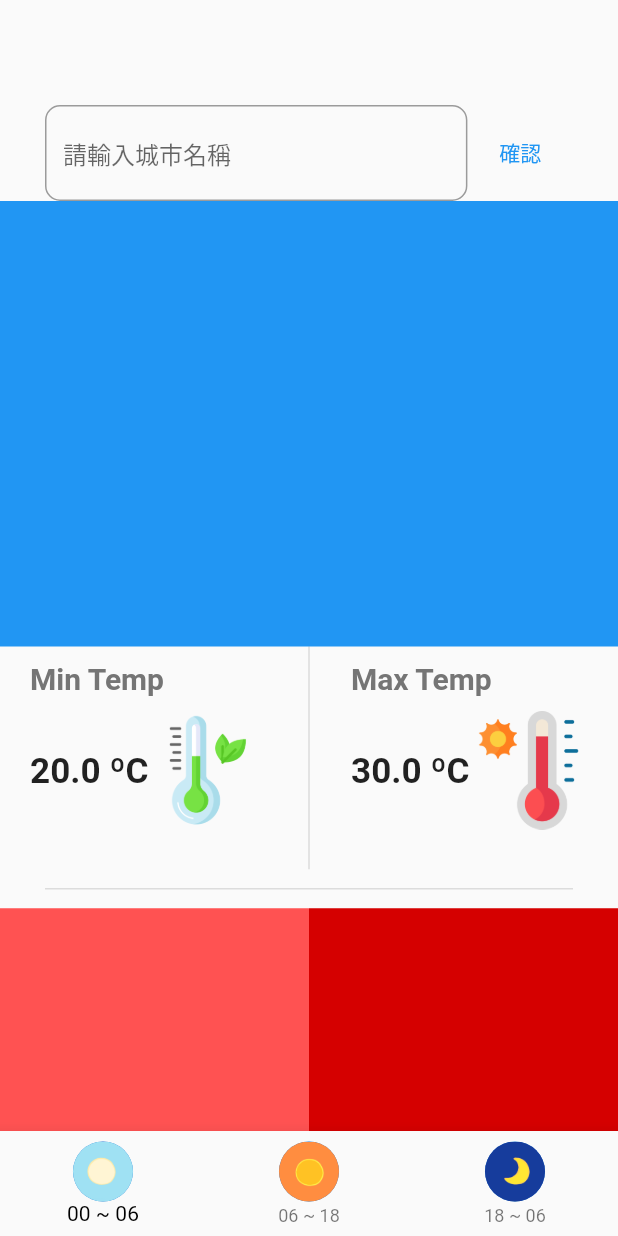
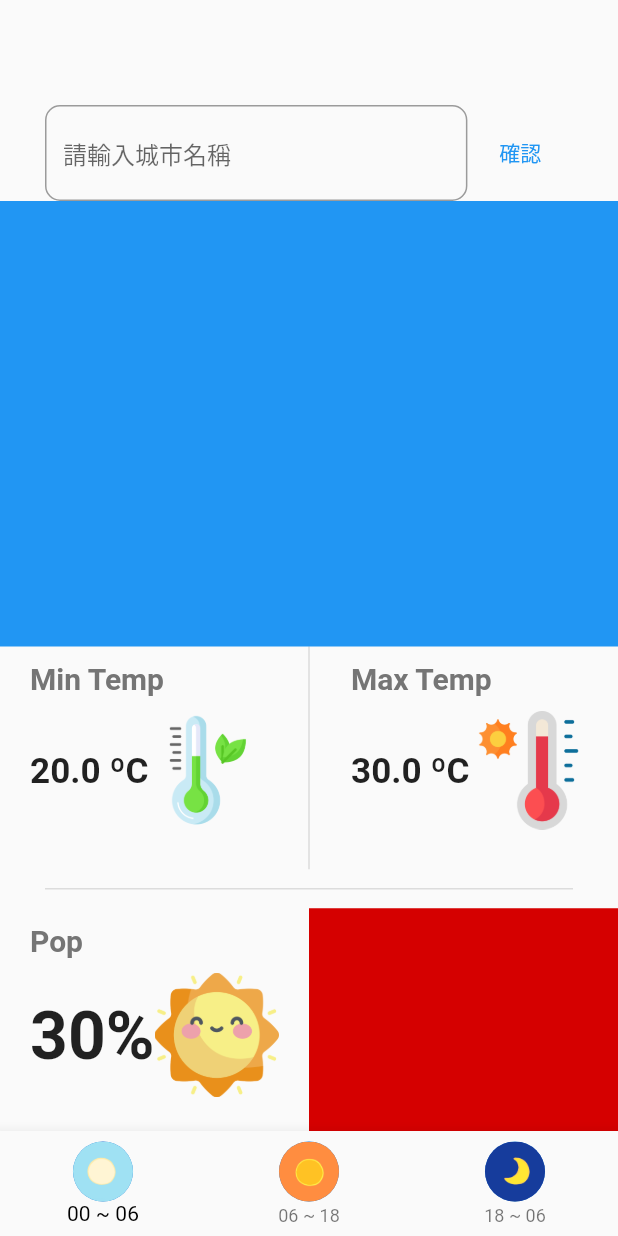
Before and after one commit to Lichyo/weather_forecast, a Flutter app: the screen it shows after launch, after a tap on "確認", on a phone screen of 412 x 824 dp. Run offline on Flutter 3.47's test engine with Material 2 defaults, Android fonts, the phone set to English and light mode, and no system bars; our stand-ins replace dio, google_fonts, lottie; network calls fail; Roboto replaces fonts that are missing (Ubuntu); statements that could not run were skipped.

Commit message:
sketich of pop container

```diff
--- a/lib/components/temp_container.dart
+++ b/lib/components/temp_container.dart
@@ -23,7 +23,6 @@ class TempContainer extends StatelessWidget {
         child: Column(
           crossAxisAlignment: CrossAxisAlignment.start,
           children: [
-            // 臺北市
             Padding(
               padding: const EdgeInsets.only(bottom: 10.0),
               child: Text(
--- a/lib/model/weather_brain.dart
+++ b/lib/model/weather_brain.dart
@@ -77,4 +77,18 @@ class WeatherBrain {
       return Image.asset('images/temp_icon/35ºC.png');
     }
   }
+
+  Image determinePOPImage(int pop) {
+    if (pop <= 30) {
+      return Image.asset('images/pop_icon/sun.png');
+    } else if (pop <= 40) {
+      return Image.asset('images/pop_icon/cloudy.png');
+    } else if (pop <= 60) {
+      return Image.asset('images/pop_icon/clouds.png');
+    } else if (pop <= 80) {
+      return Image.asset('images/pop_icon/rain.png');
+    } else {
+      return Image.asset('images/pop_icon/storm.png');
+    }
+  }
 }
--- a/lib/view/home_page.dart
+++ b/lib/view/home_page.dart
@@ -154,10 +154,43 @@ class _HomePageState extends State<HomePage>
                   Expanded(
                     child: Row(
                       children: [
-                        // pop
                         Expanded(
-                          child: Container(
-                            color: Colors.redAccent,
+                          child: Padding(
+                            padding: const EdgeInsets.symmetric(
+                                horizontal: 20, vertical: 10.0),
+                            child: Column(
+                              crossAxisAlignment: CrossAxisAlignment.start,
+                              children: [
+                                Padding(
+                                  padding: const EdgeInsets.only(bottom: 10.0),
+                                  child: Text(
+                                    'Pop',
+                                    style: GoogleFonts.getFont(
+                                      'Ubuntu',
+                                      color: Colors.grey.shade600,
+                                      fontSize: 20.0,
+                                      fontWeight: FontWeight.w700,
+                                    ),
+                                  ),
+                                ),
+                                Row(
+                                  children: [
+                                    Expanded(
+                                      child: FittedBox(
+                                        child: Text(
+                                          '30%',
+                                          style: GoogleFonts.getFont('Roboto', fontWeight: FontWeight.w600),
+                                        ),
+                                      ),
+                                    ),
+                                    Expanded(
+                                      child:
+                                      _weatherBrain.determinePOPImage(30),
+                                    ),
+                                  ],
+                                ),
+                              ],
+                            ),
                           ),
                         ),
                         // ci
```
